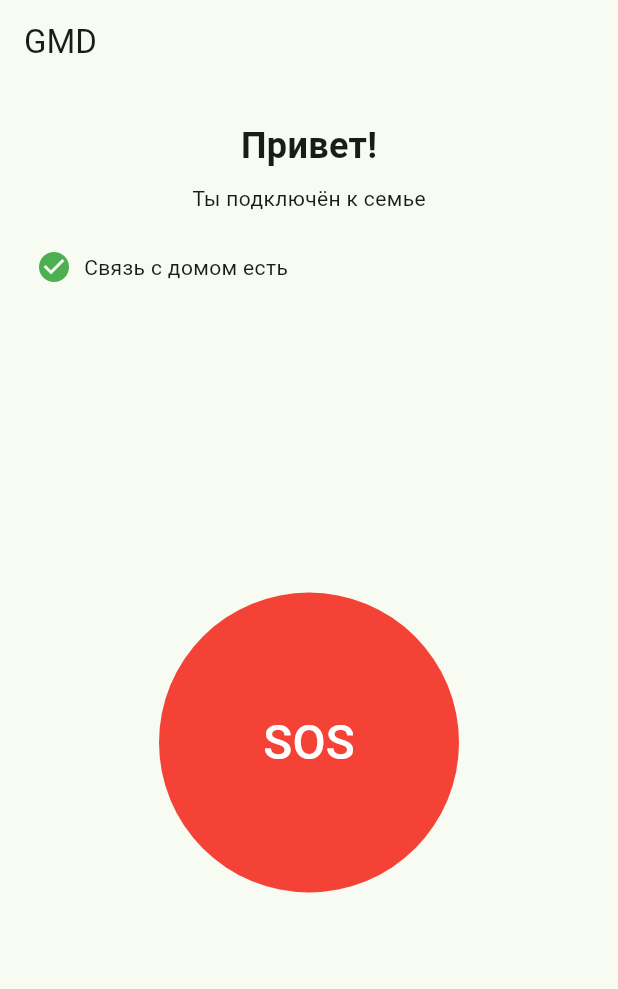
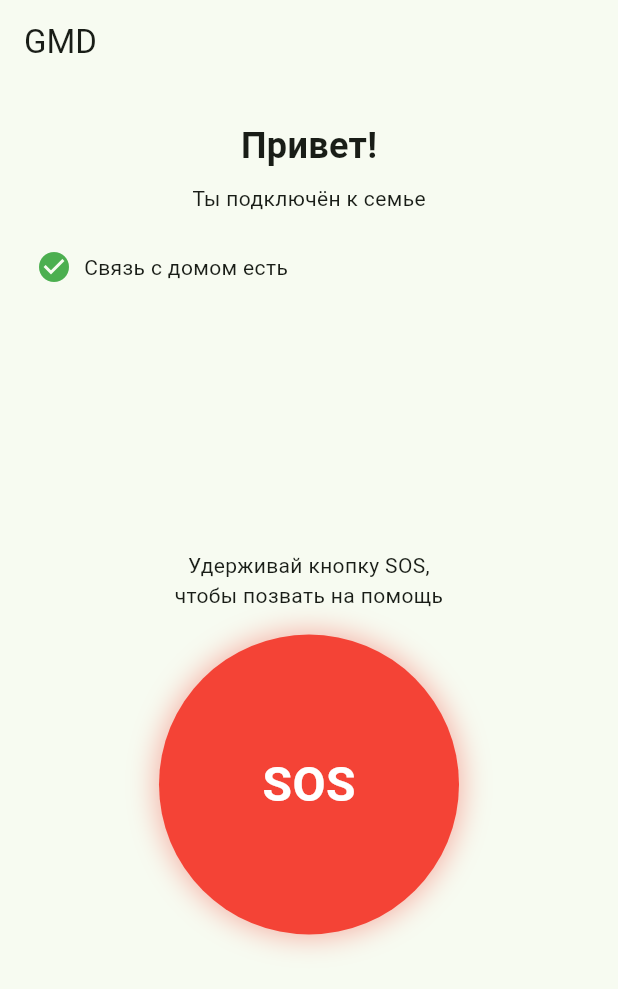
Before and after one commit to link28rus/gmd, a Flutter app: the HomeScreen screen opened by its route, on a phone screen of 412 x 824 dp. Shown: the top 989 px of the screen. Run offline on Flutter 3.47's test engine with Material 3 defaults, Android fonts, the phone set to English and light mode, and no system bars; our stand-ins replace connectivity_plus, device_info_plus, dio, drift, flutter_riverpod, flutter_secure_storage and 4 more; missing offline and left inert: mobile_scanner; accounts and stored records are empty; generated files the repository leaves out were written again.

Commit message:
feat(mobile-child): SOS long-press + confirmation + API call

```diff
--- a/apps/mobile-child/lib/core/api/api_exceptions.dart
+++ b/apps/mobile-child/lib/core/api/api_exceptions.dart
@@ -21,3 +21,8 @@ class ServerException extends ApiException {
 class BadRequestIngestException extends ApiException {
   const BadRequestIngestException() : super('Invalid batch');
 }
+
+class TooManyRequestsException extends ApiException {
+  const TooManyRequestsException([String? message])
+      : super(message ?? 'Слишком часто. Подождите немного.');
+}
--- a/apps/mobile-child/lib/features/home/home_screen.dart
+++ b/apps/mobile-child/lib/features/home/home_screen.dart
@@ -1,5 +1,6 @@
 import 'package:flutter/material.dart';
 import 'package:flutter_riverpod/flutter_riverpod.dart';
+import '../sos/sos_controller.dart';
 import 'home_controller.dart';
 
 class HomeScreen extends ConsumerWidget {
@@ -8,13 +9,36 @@ class HomeScreen extends ConsumerWidget {
   @override
   Widget build(BuildContext context, WidgetRef ref) {
     ref.watch(homeInitProvider);
+
+    ref.listen<SosState>(sosControllerProvider, (prev, next) {
+      if (prev?.status == next.status) return;
+      final messenger = ScaffoldMessenger.maybeOf(context);
+      if (messenger == null) return;
+      if (next.status == SosStatus.success) {
+        messenger.showSnackBar(
+          const SnackBar(content: Text('Помощь идёт 💚')),
+        );
+      } else if (next.status == SosStatus.error) {
+        messenger.showSnackBar(
+          SnackBar(
+            content: Text(next.errorMessage ?? 'Не удалось отправить SOS'),
+            backgroundColor: Colors.red,
+          ),
+        );
+      }
+    });
+
+    final sosState = ref.watch(sosControllerProvider);
+    final isSending = sosState.status == SosStatus.sending;
+
     return Scaffold(
       appBar: AppBar(title: const Text('GMD')),
       body: Padding(
         padding: const EdgeInsets.all(24),
         child: Column(
           children: [
-            const Text('Привет!', style: TextStyle(fontSize: 24, fontWeight: FontWeight.bold)),
+            const Text('Привет!',
+                style: TextStyle(fontSize: 24, fontWeight: FontWeight.bold)),
             const SizedBox(height: 8),
             const Text('Ты подключён к семье'),
             const SizedBox(height: 24),
@@ -24,12 +48,48 @@ class HomeScreen extends ConsumerWidget {
               Text('Связь с домом есть'),
             ]),
             const Spacer(),
-            SizedBox(
-              width: 200, height: 200,
-              child: FilledButton(
-                style: FilledButton.styleFrom(backgroundColor: Colors.red, shape: const CircleBorder()),
-                onPressed: () {},
-                child: const Text('SOS', style: TextStyle(fontSize: 32, color: Colors.white)),
+            const Text(
+              'Удерживай кнопку SOS,\nчтобы позвать на помощь',
+              textAlign: TextAlign.center,
+              style: TextStyle(fontSize: 14),
+            ),
+            const SizedBox(height: 16),
+            GestureDetector(
+              onLongPress: isSending ? null : () => _confirmAndSend(context, ref),
+              child: SizedBox(
+                width: 200,
+                height: 200,
+                child: DecoratedBox(
+                  decoration: BoxDecoration(
+                    shape: BoxShape.circle,
+                    color: isSending ? Colors.redAccent : Colors.red,
+                    boxShadow: [
+                      BoxShadow(
+                        color: Colors.red.withValues(alpha: 0.4),
+                        blurRadius: 16,
+                        spreadRadius: 2,
+                      ),
+                    ],
+                  ),
+                  child: Center(
+                    child: isSending
+                        ? const SizedBox(
+                            width: 48,
+                            height: 48,
+                            child: CircularProgressIndicator(
+                              color: Colors.white,
+                              strokeWidth: 4,
+                            ),
+                          )
+                        : const Text(
+                            'SOS',
+                            style: TextStyle(
+                                fontSize: 32,
+                                color: Colors.white,
+                                fontWeight: FontWeight.bold),
+                          ),
+                  ),
+                ),
               ),
             ),
             const Spacer(),
@@ -38,4 +98,29 @@ class HomeScreen extends ConsumerWidget {
       ),
     );
   }
+
+  Future<void> _confirmAndSend(BuildContext context, WidgetRef ref) async {
+    final confirmed = await showDialog<bool>(
+      context: context,
+      builder: (ctx) => AlertDialog(
+        title: const Text('Отправить SOS?'),
+        content:
+            const Text('Родители получат тревожное уведомление с твоими координатами.'),
+        actions: [
+          TextButton(
+            onPressed: () => Navigator.of(ctx).pop(false),
+            child: const Text('Отмена'),
+          ),
+          FilledButton(
+            style: FilledButton.styleFrom(backgroundColor: Colors.red),
+            onPressed: () => Navigator.of(ctx).pop(true),
+            child: const Text('Да, отправить'),
+          ),
+        ],
+      ),
+    );
+    if (confirmed == true) {
+      await ref.read(sosControllerProvider.notifier).send();
+    }
+  }
 }
```
Also changed, not shown: apps/mobile-child/lib/core/api/child_api.dart (+41 -0 lines), apps/mobile-child/lib/features/sos/sos_controller.dart (added, +106 -0 lines), 1 other file.
